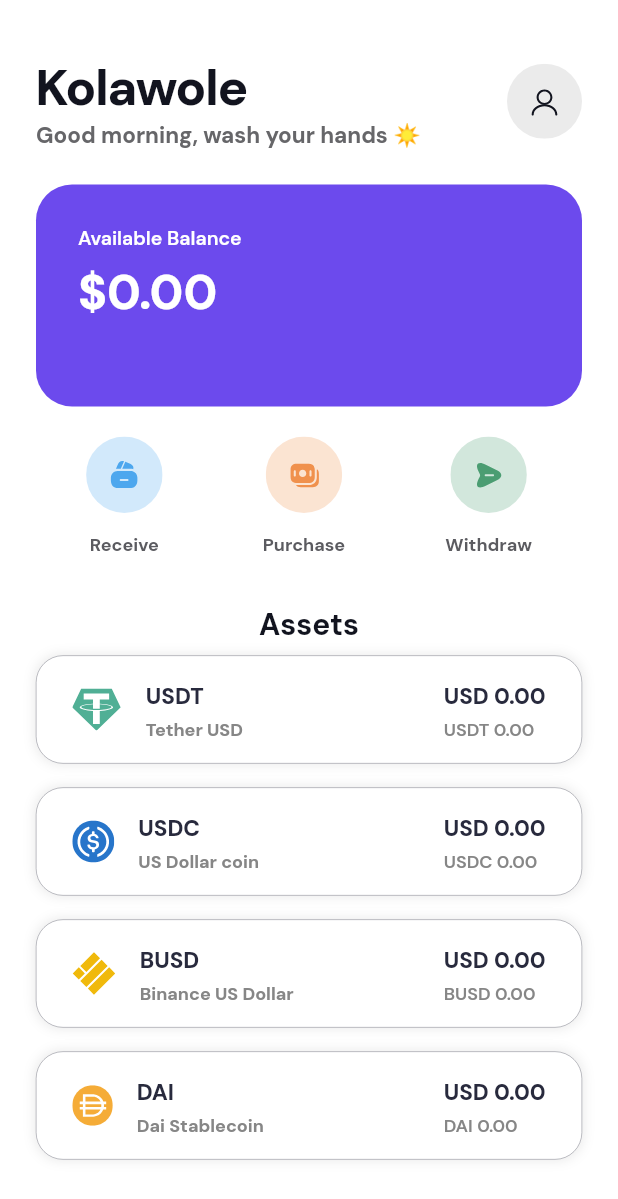
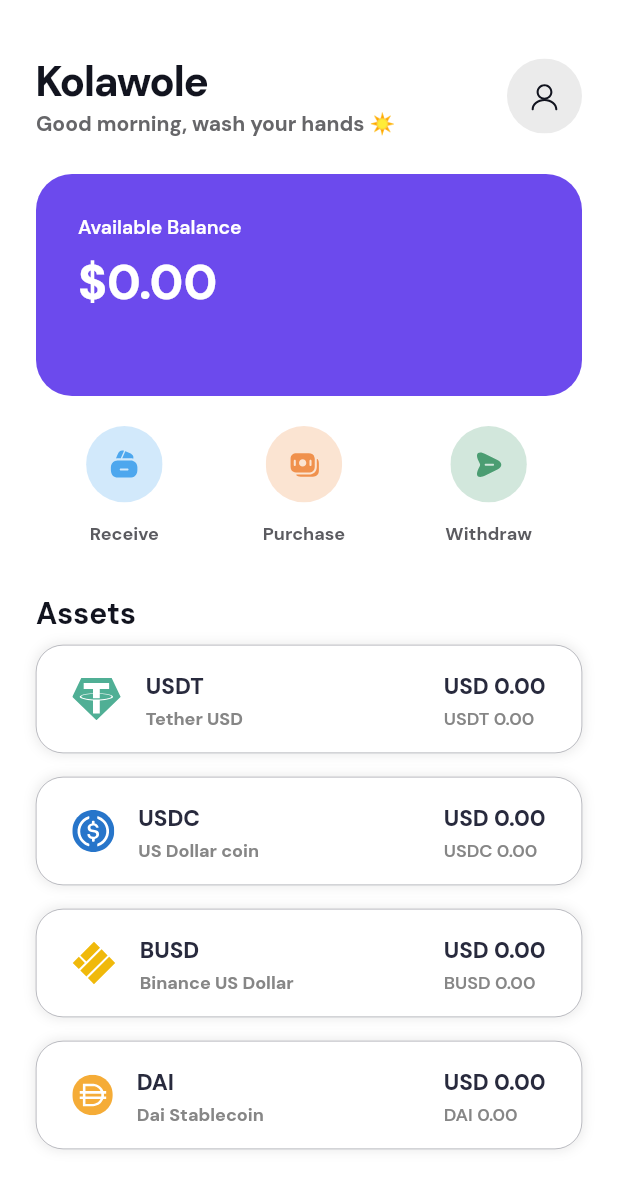
Before and after one commit to klarqs/dart-web3, a Flutter app: the DashboardHome screen opened directly, on a phone screen of 412 x 824 dp. Shown: the top 1199 px of the screen. Run offline on Flutter 3.47's test engine with Material 2 defaults, Android fonts, the phone set to English and light mode, and no system bars; our stand-ins replace bot_toast, flutter_svg, get, google_fonts; missing offline and left inert: flutter_web3, open_mail_app, web3dart; project files that could hold a hidden picture were left out.

Commit message:
profile personal

```diff
--- a/cryptocurrency_wallet/lib/app/modules/dashboard_home/views/dashboard_home_view.dart
+++ b/cryptocurrency_wallet/lib/app/modules/dashboard_home/views/dashboard_home_view.dart
@@ -29,7 +29,7 @@ class DashboardHome extends StatelessWidget {
                         Text(
                           "Kolawole",
                           style: GoogleFonts.dmSans(
-                            fontSize: 34,
+                            fontSize: 28,
                             letterSpacing: -1,
                             fontWeight: FontWeight.w800,
                             color: const Color(0XFF12141F),
@@ -38,10 +38,10 @@ class DashboardHome extends StatelessWidget {
                         Text(
                           "Good morning, wash your hands ☀️",
                           style: GoogleFonts.dmSans(
-                            fontSize: 15,
+                            fontSize: 14,
                             fontWeight: FontWeight.w700,
                             color: const Color(0XFF666669),
-                            height: 1.25,
+                            height: 1.4,
                           ),
                         ),
                       ],
@@ -108,6 +108,7 @@ class DashboardHome extends StatelessWidget {
                   top: 12.0,
                 ),
                 child: Column(
+                  crossAxisAlignment: CrossAxisAlignment.start,
                   children: [
                     Row(
                       mainAxisAlignment: MainAxisAlignment.spaceAround,
```
